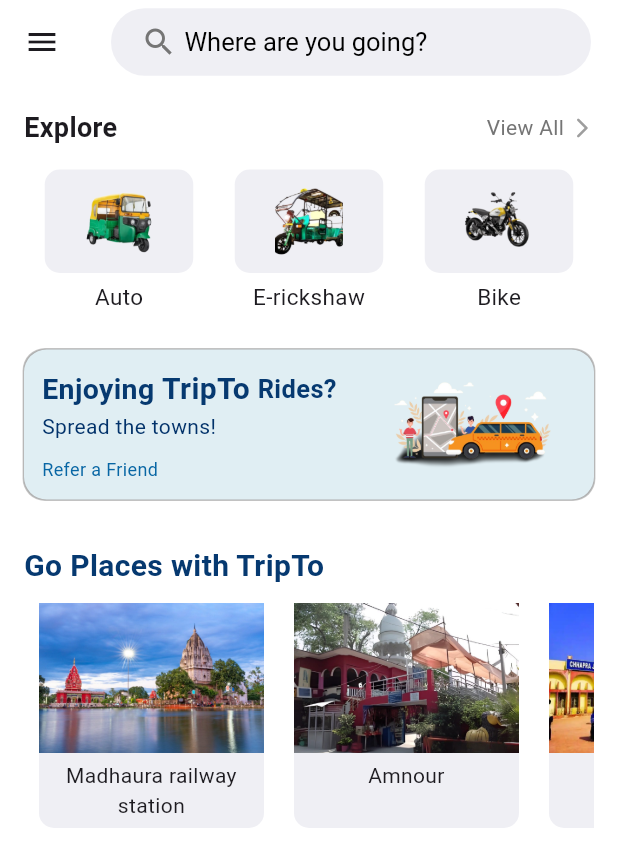
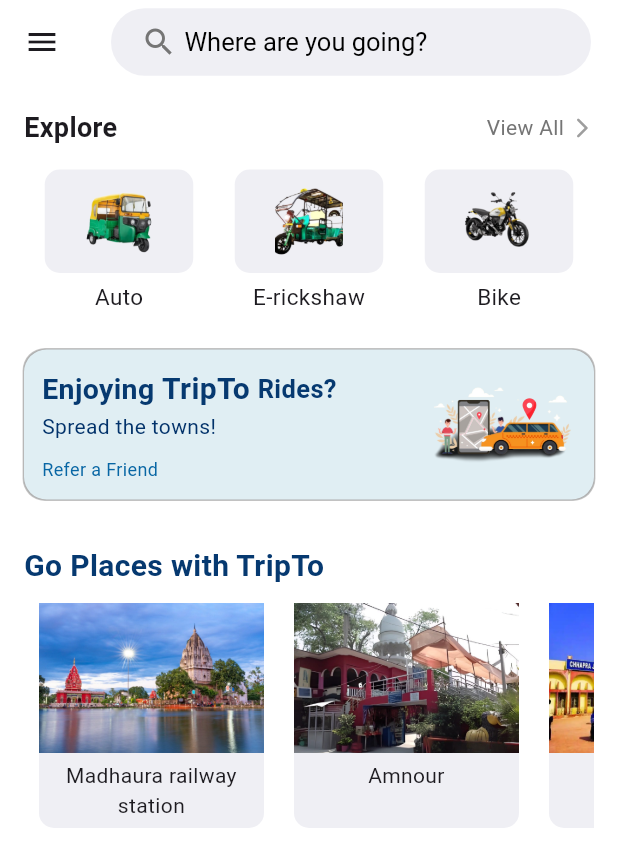
Before and after one commit to CodingWithAditya-life/TripTo, a Flutter app: the screen it shows after launch, after a tap on "Next", after a tap on "Skip", after a tap on "Get Started", on a phone screen of 412 x 824 dp. Shown: the top 867 px of the screen. Run offline on Flutter 3.47's test engine with Material 3 defaults, Android fonts, the phone set to English and light mode, and no system bars; our stand-ins replace firebase_core, google_fonts, smooth_page_indicator; accounts and stored records are empty; Roboto replaces fonts that are missing (Akatab, Allerta).

Commit message:
changes a new files

```diff
--- a/lib/features/authentication/screens/home/widgets/promo_banner_widget.dart
+++ b/lib/features/authentication/screens/home/widgets/promo_banner_widget.dart
@@ -38,7 +38,7 @@ class PromoBannerWidget extends StatelessWidget {
               ],
             ),
           ),
-          Image.asset('assets/images/share_app.png', width: 140, height: 140),
+          Image.asset('assets/images/share_app.png', width: 100, height: 100),
         ],
       ),
     );
--- a/lib/main.dart
+++ b/lib/main.dart
@@ -20,6 +20,7 @@ class MyApp extends StatelessWidget {
   Widget build(BuildContext context) {
     return MaterialApp(
       debugShowCheckedModeBanner: false,
+      title: 'TripTo',
       home: TriptoSplash(),
     );
   }
```
